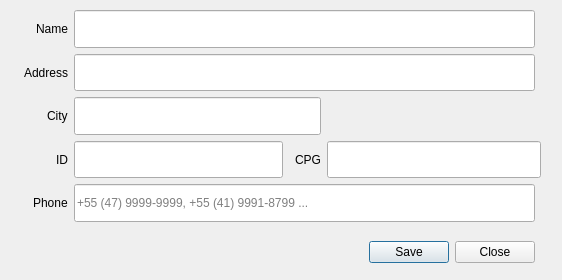
bedi1982/Oficina, file Client_Add.ui: the form before one commit.
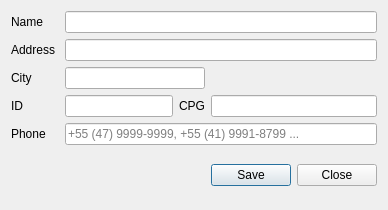
The form after the commit. Icons and pictures are not drawn.

Commit message: layouts, oh my, expandible layouts everywhere!

Patch:
```diff
--- a/Client_Add.ui
+++ b/Client_Add.ui
@@ -8,32 +8,6 @@
   <property name="enabled">
    <bool>true</bool>
   </property>
-  <property name="geometry">
-   <rect>
-    <x>0</x>
-    <y>0</y>
-    <width>562</width>
-    <height>280</height>
-   </rect>
-  </property>
-  <property name="sizePolicy">
-   <sizepolicy hsizetype="Expanding" vsizetype="Expanding">
-    <horstretch>0</horstretch>
-    <verstretch>0</verstretch>
-   </sizepolicy>
-  </property>
-  <property name="minimumSize">
-   <size>
-    <width>562</width>
-    <height>280</height>
-   </size>
-  </property>
-  <property name="maximumSize">
-   <size>
-    <width>562</width>
-    <height>280</height>
-   </size>
-  </property>
   <property name="windowTitle">
    <string>Add Client</string>
   </property>
@@ -47,26 +21,56 @@
   <property name="autoFillBackground">
    <bool>false</bool>
   </property>
-  <widget class="QWidget" name="gridLayoutWidget">
-   <property name="geometry">
-    <rect>
-     <x>20</x>
-     <y>10</y>
-     <width>521</width>
-     <height>266</height>
-    </rect>
-   </property>
+  <layout class="QGridLayout" name="gridLayout">
+   <item row="0" column="0">
+    <widget class="QLabel" name="label_Name">
+     <property name="sizePolicy">
+      <sizepolicy hsizetype="Preferred" vsizetype="Expanding">
+       <horstretch>0</horstretch>
+       <verstretch>0</verstretch>
+      </sizepolicy>
+     </property>
+     <property name="text">
+      <string>Name</string>
+     </property>
+    </widget>
+   </item>
+   <item row="0" column="1" colspan="3">
+    <widget class="QLineEdit" name="line_Name">
    <property name="sizePolicy">
+      <sizepolicy hsizetype="Expanding" vsizetype="Fixed">
+       <horstretch>0</horstretch>
+       <verstretch>0</verstretch>
+      </sizepolicy>
+     </property>
+     <property name="text">
+      <string/>
+     </property>
+     <property name="maxLength">
+      <number>40</number>
+     </property>
+     <property name="placeholderText">
+      <string/>
+     </property>
+    </widget>
+   </item>
+   <item row="1" column="0">
+    <widget class="QLabel" name="label_Address">
+     <property name="sizePolicy">
     <sizepolicy hsizetype="Preferred" vsizetype="Expanding">
      <horstretch>0</horstretch>
      <verstretch>0</verstretch>
     </sizepolicy>
    </property>
-   <layout class="QGridLayout" name="gridLayout_2">
-    <item row="2" column="1" colspan="4">
+     <property name="text">
+      <string>Address</string>
+     </property>
+    </widget>
+   </item>
+   <item row="1" column="1" colspan="3">
      <widget class="QLineEdit" name="line_Address">
       <property name="sizePolicy">
-       <sizepolicy hsizetype="Expanding" vsizetype="Expanding">
+      <sizepolicy hsizetype="Expanding" vsizetype="Fixed">
         <horstretch>0</horstretch>
         <verstretch>0</verstretch>
        </sizepolicy>
@@ -82,8 +86,8 @@
       </property>
      </widget>
     </item>
-    <item row="4" column="3" alignment="Qt::AlignRight">
-     <widget class="QLabel" name="label_CPG">
+   <item row="2" column="0">
+    <widget class="QLabel" name="label_City">
       <property name="sizePolicy">
        <sizepolicy hsizetype="Preferred" vsizetype="Expanding">
         <horstretch>0</horstretch>
@@ -91,11 +95,27 @@
        </sizepolicy>
       </property>
       <property name="text">
-       <string>CPG</string>
+      <string>City</string>
       </property>
      </widget>
     </item>
-    <item row="4" column="0" alignment="Qt::AlignRight">
+   <item row="2" column="1" colspan="2">
+    <widget class="QLineEdit" name="line_City">
+     <property name="sizePolicy">
+      <sizepolicy hsizetype="Expanding" vsizetype="Fixed">
+       <horstretch>0</horstretch>
+       <verstretch>0</verstretch>
+      </sizepolicy>
+     </property>
+     <property name="text">
+      <string/>
+     </property>
+     <property name="maxLength">
+      <number>30</number>
+     </property>
+    </widget>
+   </item>
+   <item row="3" column="0">
      <widget class="QLabel" name="label_Personal_ID">
       <property name="sizePolicy">
        <sizepolicy hsizetype="Preferred" vsizetype="Expanding">
@@ -108,26 +128,10 @@
       </property>
      </widget>
     </item>
-    <item row="4" column="4" colspan="2">
-     <widget class="QLineEdit" name="line_CPG">
-      <property name="sizePolicy">
-       <sizepolicy hsizetype="Expanding" vsizetype="Expanding">
-        <horstretch>0</horstretch>
-        <verstretch>0</verstretch>
-       </sizepolicy>
-      </property>
-      <property name="text">
-       <string/>
-      </property>
-      <property name="maxLength">
-       <number>20</number>
-      </property>
-     </widget>
-    </item>
-    <item row="4" column="1">
+   <item row="3" column="1">
      <widget class="QLineEdit" name="line_Personal_ID">
       <property name="sizePolicy">
-       <sizepolicy hsizetype="Expanding" vsizetype="Expanding">
+      <sizepolicy hsizetype="Expanding" vsizetype="Fixed">
         <horstretch>0</horstretch>
         <verstretch>0</verstretch>
        </sizepolicy>
@@ -140,8 +144,8 @@
       </property>
      </widget>
     </item>
-    <item row="3" column="0" alignment="Qt::AlignRight">
-     <widget class="QLabel" name="label_City">
+   <item row="3" column="2">
+    <widget class="QLabel" name="label_CPG">
       <property name="sizePolicy">
        <sizepolicy hsizetype="Preferred" vsizetype="Expanding">
         <horstretch>0</horstretch>
@@ -149,11 +153,27 @@
        </sizepolicy>
       </property>
       <property name="text">
-       <string>City</string>
+      <string>CPG</string>
       </property>
      </widget>
     </item>
-    <item row="5" column="0" alignment="Qt::AlignRight">
+   <item row="3" column="3">
+    <widget class="QLineEdit" name="line_CPG">
+     <property name="sizePolicy">
+      <sizepolicy hsizetype="Expanding" vsizetype="Fixed">
+       <horstretch>0</horstretch>
+       <verstretch>0</verstretch>
+      </sizepolicy>
+     </property>
+     <property name="text">
+      <string/>
+     </property>
+     <property name="maxLength">
+      <number>20</number>
+     </property>
+    </widget>
+   </item>
+   <item row="4" column="0">
      <widget class="QLabel" name="label_Phone">
       <property name="sizePolicy">
        <sizepolicy hsizetype="Preferred" vsizetype="Expanding">
@@ -166,10 +186,10 @@
       </property>
      </widget>
     </item>
-    <item row="3" column="1" colspan="3">
-     <widget class="QLineEdit" name="line_City">
+   <item row="4" column="1" colspan="3">
+    <widget class="QLineEdit" name="line_Phone">
       <property name="sizePolicy">
-       <sizepolicy hsizetype="Expanding" vsizetype="Expanding">
+      <sizepolicy hsizetype="Expanding" vsizetype="Fixed">
         <horstretch>0</horstretch>
         <verstretch>0</verstretch>
        </sizepolicy>
@@ -178,11 +198,14 @@
        <string/>
       </property>
       <property name="maxLength">
-       <number>30</number>
+      <number>40</number>
+     </property>
+     <property name="placeholderText">
+      <string>+55 (47) 9999-9999, +55 (41) 9991-8799 ...</string>
       </property>
      </widget>
     </item>
-    <item row="6" column="0">
+   <item row="5" column="0">
      <widget class="QLabel" name="lbl_Emoticon">
       <property name="sizePolicy">
        <sizepolicy hsizetype="Preferred" vsizetype="Expanding">
@@ -207,7 +230,7 @@
       </property>
      </widget>
     </item>
-    <item row="6" column="1" colspan="3">
+   <item row="5" column="1">
      <widget class="QLabel" name="lbl_feedback">
       <property name="sizePolicy">
        <sizepolicy hsizetype="Preferred" vsizetype="Expanding">
@@ -220,7 +243,7 @@
       </property>
      </widget>
     </item>
-    <item row="6" column="4">
+   <item row="5" column="3">
      <widget class="QDialogButtonBox" name="btn_Add_Client">
       <property name="sizePolicy">
        <sizepolicy hsizetype="Expanding" vsizetype="Expanding">
@@ -236,72 +259,7 @@
       </property>
      </widget>
     </item>
-    <item row="2" column="0" alignment="Qt::AlignRight">
-     <widget class="QLabel" name="label_Address">
-      <property name="sizePolicy">
-       <sizepolicy hsizetype="Preferred" vsizetype="Expanding">
-        <horstretch>0</horstretch>
-        <verstretch>0</verstretch>
-       </sizepolicy>
-      </property>
-      <property name="text">
-       <string>Address</string>
-      </property>
-     </widget>
-    </item>
-    <item row="1" column="0" alignment="Qt::AlignRight">
-     <widget class="QLabel" name="label_Name">
-      <property name="sizePolicy">
-       <sizepolicy hsizetype="Preferred" vsizetype="Expanding">
-        <horstretch>0</horstretch>
-        <verstretch>0</verstretch>
-       </sizepolicy>
-      </property>
-      <property name="text">
-       <string>Name</string>
-      </property>
-     </widget>
-    </item>
-    <item row="1" column="1" colspan="4">
-     <widget class="QLineEdit" name="line_Name">
-      <property name="sizePolicy">
-       <sizepolicy hsizetype="Expanding" vsizetype="Expanding">
-        <horstretch>0</horstretch>
-        <verstretch>0</verstretch>
-       </sizepolicy>
-      </property>
-      <property name="text">
-       <string/>
-      </property>
-      <property name="maxLength">
-       <number>40</number>
-      </property>
-      <property name="placeholderText">
-       <string/>
-      </property>
-     </widget>
-    </item>
-    <item row="5" column="1" colspan="4">
-     <widget class="QLineEdit" name="line_Phone">
-      <property name="sizePolicy">
-       <sizepolicy hsizetype="Expanding" vsizetype="Expanding">
-        <horstretch>0</horstretch>
-        <verstretch>0</verstretch>
-       </sizepolicy>
-      </property>
-      <property name="text">
-       <string/>
-      </property>
-      <property name="maxLength">
-       <number>40</number>
-      </property>
-      <property name="placeholderText">
-       <string>+55 (47) 9999-9999, +55 (41) 9991-8799 ...</string>
-      </property>
-     </widget>
-    </item>
-   </layout>
-  </widget>
+  </layout>
  </widget>
  <tabstops>
   <tabstop>line_Name</tabstop>
```
Lines whose indentation alone changed are shown as unchanged. The commit also changes 5 other files.
